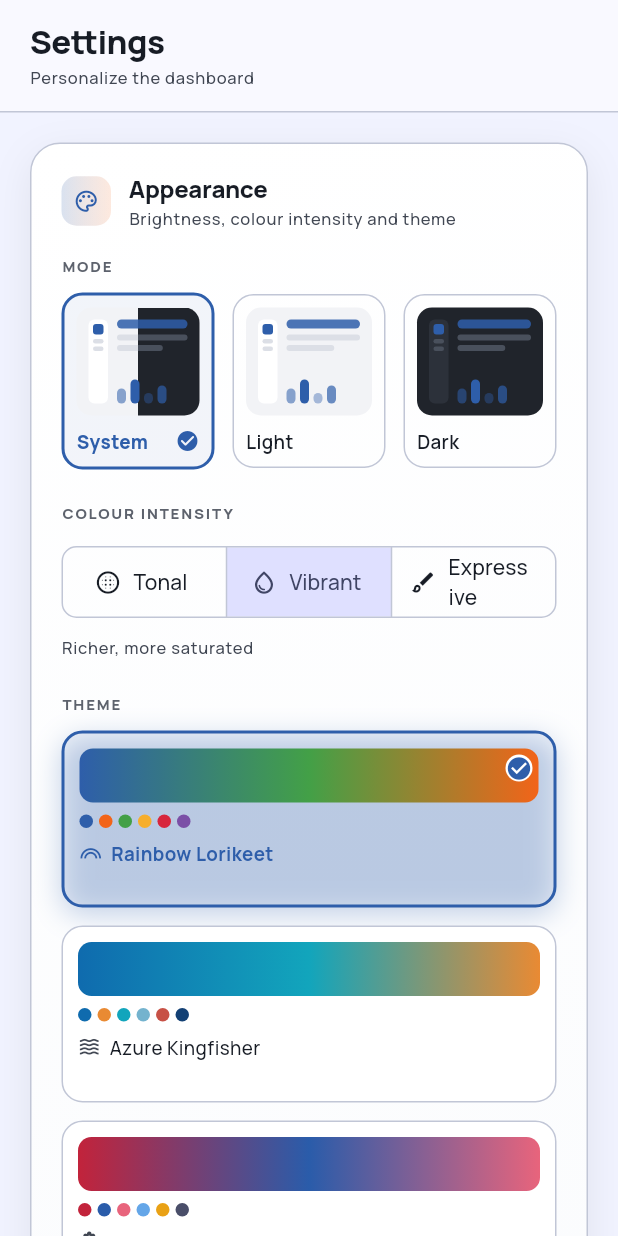
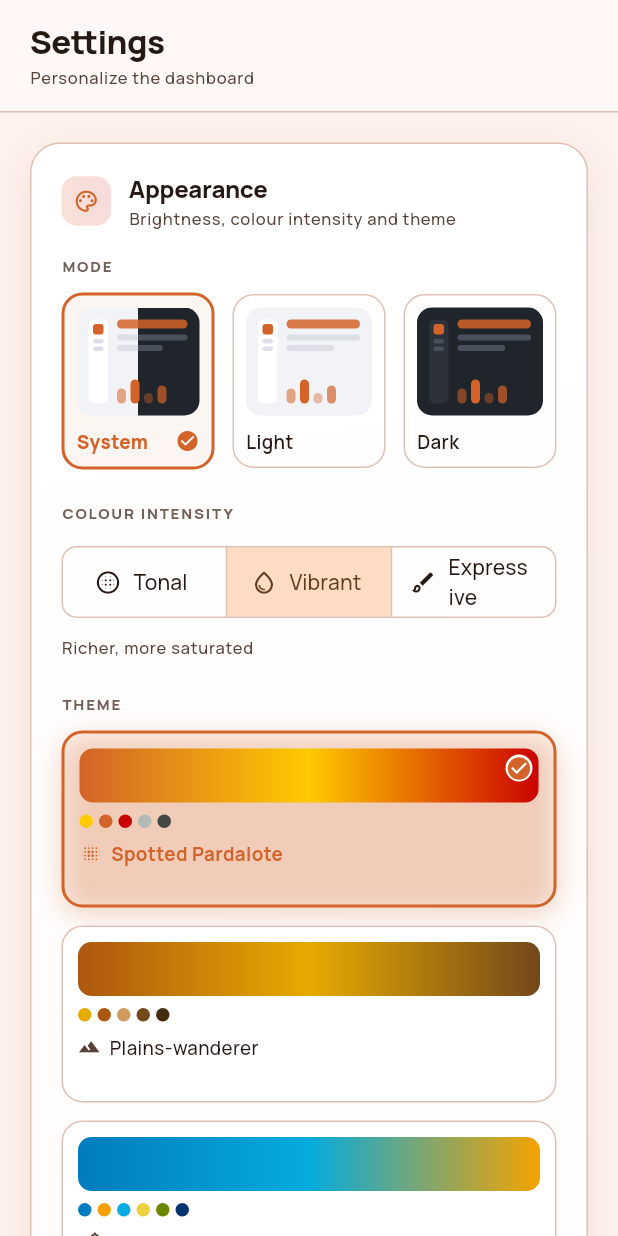
Before and after one commit to ryandam9/expenses, a Flutter app: the SettingsScreen screen opened directly, on a phone screen of 412 x 824 dp. Run offline on Flutter 3.47's test engine with Material 3 defaults, Android fonts, the phone set to English and light mode, and no system bars; our stand-ins replace fl_chart, flutter_riverpod, font_awesome_flutter, google_fonts, shared_preferences, sqflite and 1 more; missing offline and left inert: file_selector; accounts and stored records are empty.

Commit message:
Use the feathers palettes for the bird themes
Replace the estimated plumage colours with the hand-picked palettes
from ryandam.net/demos/feathers_palettes: Spotted Pardalote,
Plains-wanderer, Rainbow Bee-eater, Rose-crowned Fruit-Dove, Eastern
Rosella, Oriole, Princess Parrot, Superb Fairy-wren, Cassowary, Yellow
Robin, Galah and Blue-winged Kookaburra — twelve themes in all. Seed
colours come from each bird's boldest feathers; chart palettes use the
remaining swatches, leaving out the palest and near-black ones so data
series stay legible in both light and dark mode.

https://claude.ai/code/session_013RYRYtiHo2FLZvVvGUtZr1

```diff
--- a/lib/theme/app_themes.dart
+++ b/lib/theme/app_themes.dart
@@ -211,162 +211,209 @@ List<Color> buildChartColors(List<Color> base, int count) {
   return out;
 }
 
-/// The selectable themes: each one is drawn from the plumage of a real bird —
-/// the seed colours come from its most striking feathers and the six-colour
-/// chart palette from the rest of its colouring, so picking a theme dresses
-/// the whole dashboard in that bird's feathers.
+/// The selectable themes: each one is drawn from the plumage of a real bird,
+/// using the hand-picked palettes from ryandam.net/demos/feathers_palettes.
+/// The seed colours come from the bird's most striking feathers and the chart
+/// palette from the rest of its colouring (very pale or near-black swatches
+/// are kept out of the chart set so data stays legible in both modes).
 const appThemes = <AppTheme>[
-  // Blue head, orange-red breast, green wings, yellow nape, violet belly.
+  // #feca00 #d36328 #cb0300 #b4b9b3 #424847 #000100
   AppTheme(
-    id: 'lorikeet',
-    name: 'Rainbow Lorikeet',
-    icon: Icons.looks,
-    primary: Color(0xFF2E5EAA),
-    secondary: Color(0xFF43A047),
-    tertiary: Color(0xFFF26419),
+    id: 'spotted_pardalote',
+    name: 'Spotted Pardalote',
+    icon: Icons.blur_on,
+    primary: Color(0xFFD36328),
+    secondary: Color(0xFFFECA00),
+    tertiary: Color(0xFFCB0300),
     chartColors: [
-      Color(0xFF2E5EAA), // head blue
-      Color(0xFFF26419), // breast orange
-      Color(0xFF43A047), // wing green
-      Color(0xFFF6AE2D), // nape yellow
-      Color(0xFFD7263D), // breast red
-      Color(0xFF7B4FA6), // belly violet
+      Color(0xFFFECA00),
+      Color(0xFFD36328),
+      Color(0xFFCB0300),
+      Color(0xFFB4B9B3),
+      Color(0xFF424847),
     ],
   ),
-  // Deep azure back, teal sheen, warm orange chest over river-water blues.
+  // #edd8c5 #d09a5e #e7aa01 #ac570f #73481b #442c0e #0d0403
   AppTheme(
-    id: 'kingfisher',
-    name: 'Azure Kingfisher',
-    icon: Icons.waves,
-    primary: Color(0xFF0F6BAE),
-    secondary: Color(0xFF12A5BC),
-    tertiary: Color(0xFFE98A33),
+    id: 'plains_wanderer',
+    name: 'Plains-wanderer',
+    icon: Icons.landscape,
+    primary: Color(0xFFAC570F),
+    secondary: Color(0xFFE7AA01),
+    tertiary: Color(0xFF73481B),
     chartColors: [
-      Color(0xFF0F6BAE), // azure back
-      Color(0xFFE98A33), // chest orange
-      Color(0xFF12A5BC), // teal sheen
-      Color(0xFF74B3CE), // wing shimmer
-      Color(0xFFC75146), // rufous flank
-      Color(0xFF134074), // deep water navy
+      Color(0xFFE7AA01),
+      Color(0xFFAC570F),
+      Color(0xFFD09A5E),
+      Color(0xFF73481B),
+      Color(0xFF442C0E),
     ],
   ),
-  // Crimson body, violet-blue cheeks and wing edges, scalloped black back.
+  // #00346E #007CBF #06ABDF #EDD03E #F5A200 #6D8600 #424D0C
   AppTheme(
-    id: 'rosella',
-    name: 'Crimson Rosella',
-    icon: Icons.local_florist,
-    primary: Color(0xFFC2233B),
-    secondary: Color(0xFF2A5CAA),
-    tertiary: Color(0xFFE8647C),
+    id: 'bee_eater',
+    name: 'Rainbow Bee-eater',
+    icon: Icons.emoji_nature,
+    primary: Color(0xFF007CBF),
+    secondary: Color(0xFF06ABDF),
+    tertiary: Color(0xFFF5A200),
     chartColors: [
-      Color(0xFFC2233B), // crimson body
-      Color(0xFF2A5CAA), // cheek blue
-      Color(0xFFE8647C), // rose breast
-      Color(0xFF64A6E8), // wing-edge blue
-      Color(0xFFE9A115), // young bird olive-gold
-      Color(0xFF4A4E69), // scalloped back
+      Color(0xFF007CBF),
+      Color(0xFFF5A200),
+      Color(0xFF06ABDF),
+      Color(0xFFEDD03E),
+      Color(0xFF6D8600),
+      Color(0xFF00346E),
     ],
   ),
-  // Purple chest, golden belly, green back, scarlet face, turquoise nape.
+  // #BD338F #EB8252 #F5DC83 #CDD4DC #8098A2 #8FA33F #5F7929 #014820
   AppTheme(
-    id: 'gouldian',
-    name: 'Gouldian Finch',
-    icon: Icons.palette,
-    primary: Color(0xFF6A3FA0),
-    secondary: Color(0xFF19B3B1),
-    tertiary: Color(0xFFF4C20D),
+    id: 'rose_crowned_fruit_dove',
+    name: 'Rose-crowned Fruit-Dove',
+    icon: Icons.local_florist,
+    primary: Color(0xFFBD338F),
+    secondary: Color(0xFF5F7929),
+    tertiary: Color(0xFFEB8252),
     chartColors: [
-      Color(0xFF6A3FA0), // chest purple
-      Color(0xFF19B3B1), // nape turquoise
-      Color(0xFFF4C20D), // belly gold
-      Color(0xFF3F9B42), // back green
-      Color(0xFFD7263D), // face scarlet
-      Color(0xFFE879B9), // pink-faced morph
+      Color(0xFFBD338F),
+      Color(0xFFEB8252),
+      Color(0xFF8FA33F),
+      Color(0xFF8098A2),
+      Color(0xFF014820),
+      Color(0xFFF5DC83),
     ],
   ),
-  // Iridescent cobalt and sky blue over the soft fawn of the females.
+  // #cd3122 #f4c623 #bee183 #6c905e #2f533c #b8c9dc #2f7ab9
   AppTheme(
-    id: 'fairywren',
-    name: 'Superb Fairywren',
-    icon: Icons.flutter_dash,
-    primary: Color(0xFF2356C5),
-    secondary: Color(0xFF56B6E9),
-    tertiary: Color(0xFFB9824F),
+    id: 'eastern_rosella',
+    name: 'Eastern Rosella',
+    icon: Icons.palette,
+    primary: Color(0xFFCD3122),
+    secondary: Color(0xFF2F7AB9),
+    tertiary: Color(0xFFF4C623),
     chartColors: [
-      Color(0xFF2356C5), // crown cobalt
-      Color(0xFF56B6E9), // cheek sky blue
-      Color(0xFFB9824F), // female fawn
-      Color(0xFF5B6377), // grey-brown wing
-      Color(0xFFE9A115), // sunlit grass
-      Color(0xFF15B097), // eucalypt teal
+      Color(0xFFCD3122),
+      Color(0xFF2F7AB9),
+      Color(0xFFF4C623),
+      Color(0xFF6C905E),
+      Color(0xFFBEE183),
+      Color(0xFF2F533C),
     ],
   ),
-  // Rose-pink chest under dove-grey wings and a pale crest.
+  // #8a3223 #bb5645 #d97878 #e2aba0 #d0cfe9 #a29eb8 #6c6b75 #b8a53f #93862a #4d4019
+  AppTheme(
+    id: 'oriole',
+    name: 'Oriole',
+    icon: Icons.music_note,
+    primary: Color(0xFFBB5645),
+    secondary: Color(0xFF93862A),
+    tertiary: Color(0xFFA29EB8),
+    chartColors: [
+      Color(0xFFBB5645),
+      Color(0xFFB8A53F),
+      Color(0xFFA29EB8),
+      Color(0xFF6C6B75),
+      Color(0xFFD97878),
+      Color(0xFF4D4019),
+    ],
+  ),
+  // #7090c9 #8cb3de #afbe9f #616020 #6eb245 #214917 #cf2236 #d683ad
+  AppTheme(
+    id: 'princess_parrot',
+    name: 'Princess Parrot',
+    icon: Icons.auto_awesome,
+    primary: Color(0xFF7090C9),
+    secondary: Color(0xFF6EB245),
+    tertiary: Color(0xFFD683AD),
+    chartColors: [
+      Color(0xFF7090C9),
+      Color(0xFF6EB245),
+      Color(0xFFD683AD),
+      Color(0xFFCF2236),
+      Color(0xFF8CB3DE),
+      Color(0xFF214917),
+    ],
+  ),
+  // #4F3321 #AA7853 #D9C4A7 #B03F05 #020503
+  AppTheme(
+    id: 'superb_fairy_wren',
+    name: 'Superb Fairy-wren',
+    icon: Icons.flutter_dash,
+    primary: Color(0xFFB03F05),
+    secondary: Color(0xFFAA7853),
+    tertiary: Color(0xFF4F3321),
+    chartColors: [
+      Color(0xFFB03F05),
+      Color(0xFFAA7853),
+      Color(0xFF4F3321),
+      Color(0xFFD9C4A7),
+    ],
+  ),
+  // #BDA14D #3EBCB6 #0169C4 #153460 #D5114E #A56EB6 #4B1C57 #09090C
+  AppTheme(
+    id: 'cassowary',
+    name: 'Cassowary',
+    icon: Icons.forest,
+    primary: Color(0xFF0169C4),
+    secondary: Color(0xFF3EBCB6),
+    tertiary: Color(0xFFD5114E),
+    chartColors: [
+      Color(0xFF0169C4),
+      Color(0xFF3EBCB6),
+      Color(0xFFD5114E),
+      Color(0xFFBDA14D),
+      Color(0xFFA56EB6),
+      Color(0xFF153460),
+    ],
+  ),
+  // #E19E00 #FBEB5B #85773A #979EB9 #727B98 #454B56 #201B1E
+  AppTheme(
+    id: 'yellow_robin',
+    name: 'Yellow Robin',
+    icon: Icons.wb_sunny,
+    primary: Color(0xFFE19E00),
+    secondary: Color(0xFF727B98),
+    tertiary: Color(0xFF85773A),
+    chartColors: [
+      Color(0xFFE19E00),
+      Color(0xFF727B98),
+      Color(0xFF85773A),
+      Color(0xFFFBEB5B),
+      Color(0xFF979EB9),
+      Color(0xFF454B56),
+    ],
+  ),
+  // #FFD2CF #E9A7BB #D05478 #AAB9CC #8390A2 #4C5766
   AppTheme(
     id: 'galah',
     name: 'Galah',
     icon: Icons.favorite,
-    primary: Color(0xFFD94F70),
-    secondary: Color(0xFF7E8287),
-    tertiary: Color(0xFFF2A0B2),
+    primary: Color(0xFFD05478),
+    secondary: Color(0xFF8390A2),
+    tertiary: Color(0xFFE9A7BB),
     chartColors: [
-      Color(0xFFD94F70), // chest rose
-      Color(0xFF7E8287), // wing grey
-      Color(0xFFF2A0B2), // crest blush
-      Color(0xFF8E4162), // deep plum
-      Color(0xFF5F9EA0), // dusty outback teal
-      Color(0xFF3A3E47), // flight-feather charcoal
+      Color(0xFFD05478),
+      Color(0xFF8390A2),
+      Color(0xFFE9A7BB),
+      Color(0xFF4C5766),
+      Color(0xFFAAB9CC),
     ],
   ),
-  // Earthy browns and buff with the surprise blue flash on the wing.
+  // #b5effb #0b7595 #02407c #06213a #c45829 #9C4620 #622C14 #d4d8e3 #b8bcd8 #ad8d9f #725f77
   AppTheme(
-    id: 'kookaburra',
-    name: 'Kookaburra',
-    icon: Icons.forest,
-    primary: Color(0xFF4F7CAC),
-    secondary: Color(0xFF8B5E3C),
-    tertiary: Color(0xFFC49A6C),
+    id: 'blue_winged_kookaburra',
+    name: 'Blue-winged Kookaburra',
+    icon: Icons.air,
+    primary: Color(0xFF0B7595),
+    secondary: Color(0xFFC45829),
+    tertiary: Color(0xFF725F77),
     chartColors: [
-      Color(0xFF4F7CAC), // wing-flash blue
-      Color(0xFF8B5E3C), // back brown
-      Color(0xFFC49A6C), // buff breast
-      Color(0xFFB0413E), // rufous tail
-      Color(0xFF7C9A6D), // gum-leaf sage
-      Color(0xFF2F3640), // eye-stripe charcoal
-    ],
-  ),
-  // Teal neck, royal train, emerald coverts and golden eyespots.
-  AppTheme(
-    id: 'peacock',
-    name: 'Peacock',
-    icon: Icons.filter_vintage,
-    primary: Color(0xFF0E7C86),
-    secondary: Color(0xFF1F4690),
-    tertiary: Color(0xFFD4A017),
-    chartColors: [
-      Color(0xFF0E7C86), // neck teal
-      Color(0xFF1F4690), // train royal blue
-      Color(0xFFD4A017), // eyespot gold
-      Color(0xFF2E8B57), // covert emerald
-      Color(0xFF7C3AED), // iridescent violet
-      Color(0xFFB5651D), // eyespot copper
-    ],
-  ),
-  // Pink and coral plumage, sandy gold, lagoon water and the black bill tip.
-  AppTheme(
-    id: 'flamingo',
-    name: 'Flamingo',
-    icon: Icons.spa,
-    primary: Color(0xFFE85C8A),
-    secondary: Color(0xFFF08A5D),
-    tertiary: Color(0xFFE8B86D),
-    chartColors: [
-      Color(0xFFE85C8A), // body pink
-      Color(0xFFF08A5D), // wing coral
-      Color(0xFFE8B86D), // sandy gold
-      Color(0xFF5FB49C), // lagoon teal
-      Color(0xFFB14AED), // sunset orchid
-      Color(0xFF2B2D42), // bill-tip black
+      Color(0xFF0B7595),
+      Color(0xFFC45829),
+      Color(0xFF02407C),
+      Color(0xFFAD8D9F),
+      Color(0xFF725F77),
+      Color(0xFFB8BCD8),
     ],
   ),
 ];
```
